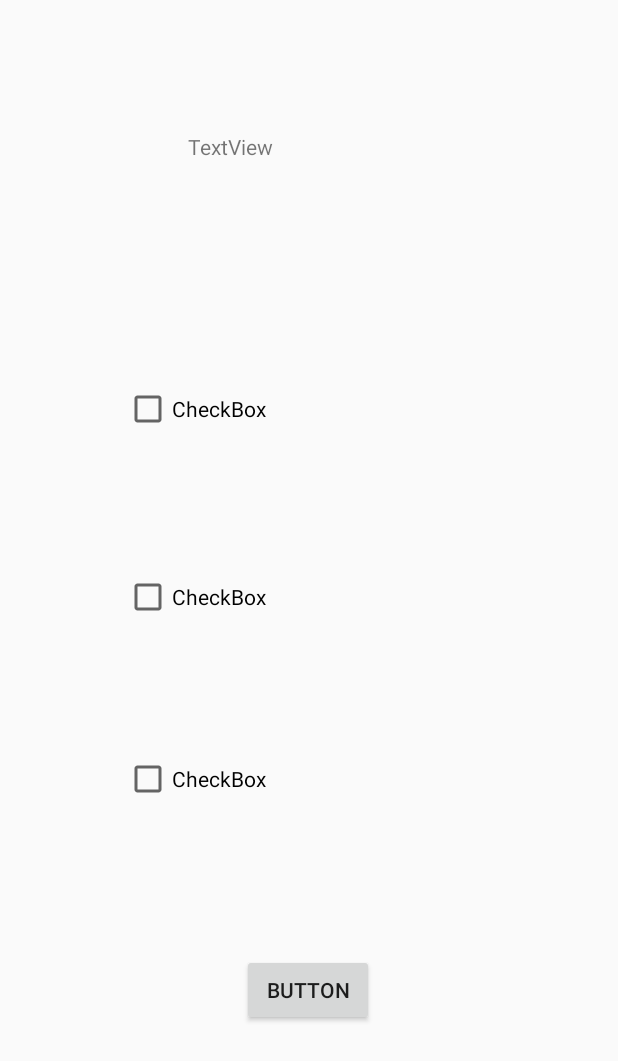
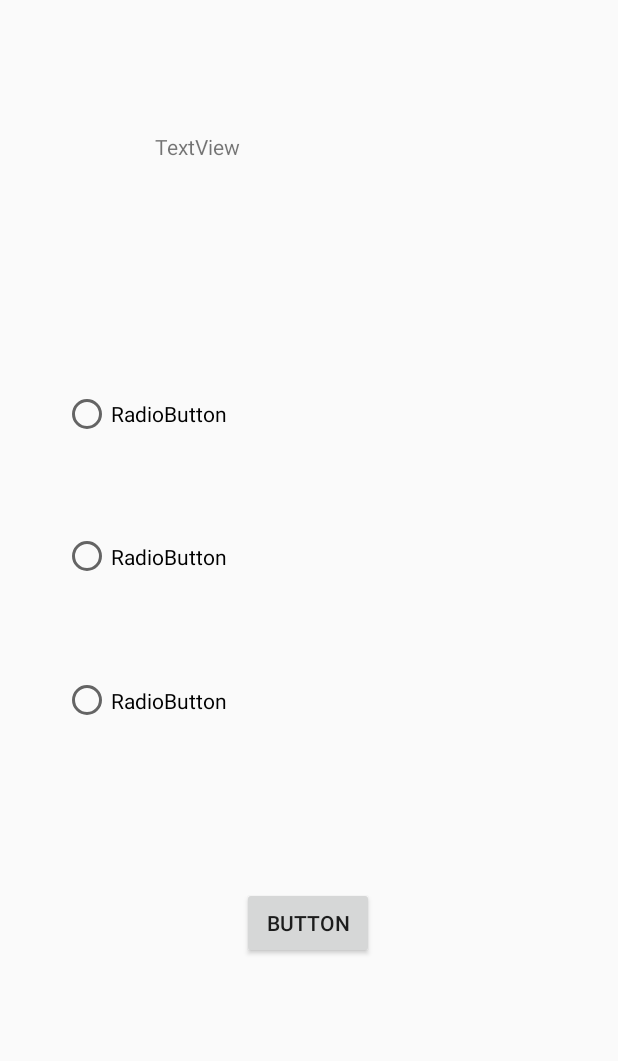
Before and after one commit to MikelPedro/Segunda-Entrega-DAS, an Android app: the JugarActivity screen opened directly, with no data from a screen before it, on a phone screen of 412 x 824 dp. Shown: the top 1061 px of the screen. Run offline under Robolectric (Android 15) with nearby library versions, the phone set to English and light mode, and no system bars.

Commit message:
Fragment con botones arreglado y avance en JugarActivity

```diff
--- a/app/src/main/java/com/example/primera_entrega_das/JugarActivity.java
+++ b/app/src/main/java/com/example/primera_entrega_das/JugarActivity.java
@@ -11,6 +11,8 @@ import android.util.Log;
 import android.view.LayoutInflater;
 import android.view.View;
 import android.view.ViewGroup;
+import android.widget.Button;
+import android.widget.RadioButton;
 import android.widget.TextView;
 
 import java.util.ArrayList;
@@ -19,8 +21,9 @@ import java.util.Random;
 
 public class JugarActivity extends AppCompatActivity {
 
-    private ArrayList<ModeloPregunta> listaPreguntasTemas;
+    protected ArrayList<ModeloPregunta> listaPreguntasTemas;
 
+    //Parte necesaria para fragments
     public static class HorizontalFragment extends Fragment {
         public View onCreateView(@NonNull LayoutInflater inflater,
                                  @Nullable ViewGroup container, @Nullable Bundle savedInstanceState) {
@@ -43,52 +46,33 @@ public class JugarActivity extends AppCompatActivity {
         super.setContentView(R.layout.activity_jugar);
 
         if (getResources().getConfiguration().orientation == Configuration.ORIENTATION_LANDSCAPE) {
-            // Cargar el Fragmento para pantallas grandes en modo horizontal
+            // Cargar el Fragmento en modo horizontal
             getSupportFragmentManager().beginTransaction()
                     .replace(R.id.elFragmento, new HorizontalFragment())
                     .commit();
         } else {
 
-            // Cargar el Fragmento para pantallas pequeñas en modo vertical
+            // Cargar el Fragment en modo vertical
             getSupportFragmentManager().beginTransaction()
                     .replace(R.id.elFragmento, new VerticalFragment())
                     .commit();
         }
 
-
-        Bundle extras = getIntent().getExtras();
-        if (extras != null) {
-            String tema = extras.getString("TemaJugar");
-
-            /*
-            OperacionesBD bd = new OperacionesBD(this,1);
-            listaPreguntasTemas = bd.obtenerPreguntaTema(tema);
-
-            // Indice aleatorio para obtener una pregunta aleatoria
-            Random random = new Random();
-            int iAleatorio = random.nextInt(listaPreguntasTemas.size());
-
-            // Manera de obtener la pregunta correspondiente al índice aleatorio
-            ModeloPregunta mPregunta = listaPreguntasTemas.get(iAleatorio);
-
-
-
-            Log.d("PREGUNTA SOBRE TEMA",listaPreguntasTemas.get(iAleatorio).getPregunta());
-            Log.d("PREGUNTA SOBRE TEMA",listaPreguntasTemas.get(iAleatorio).getRespuesta1());
-            Log.d("PREGUNTA SOBRE TEMA",listaPreguntasTemas.get(iAleatorio).getRespuesta2());
-            Log.d("PREGUNTA SOBRE TEMA",listaPreguntasTemas.get(iAleatorio).getRespuesta3());
-            Log.d("PREGUNTA SOBRE TEMA",listaPreguntasTemas.get(iAleatorio).getRespuestaCorrecta());
-            Log.d("PREGUNTA SOBRE TEMA", String.valueOf(listaPreguntasTemas.size()));
+        //Log.d("PREGUNTA SOBRE TEMA",listaPreguntasTemas.get(iAleatorio).getPregunta());
+        //Log.d("PREGUNTA SOBRE TEMA",listaPreguntasTemas.get(iAleatorio).getRespuesta1());
+        //Log.d("PREGUNTA SOBRE TEMA",listaPreguntasTemas.get(iAleatorio).getRespuesta2());
+        //Log.d("PREGUNTA SOBRE TEMA",listaPreguntasTemas.get(iAleatorio).getRespuesta3());
+        //Log.d("PREGUNTA SOBRE TEMA",listaPreguntasTemas.get(iAleatorio).getRespuestaCorrecta());
+        //Log.d("PREGUNTA SOBRE TEMA", String.valueOf(listaPreguntasTemas.size()));
         //Funciona
         // Habria que recorrer todas las preguntas, seleccionar una de manera aleatoria y mirar
         //la correcta
         //Guardar Pregunta en un fichero ?
 
-             */
     }
 
 
-    }
+
 
     @Override
     protected void onStart() {
@@ -96,8 +80,50 @@ public class JugarActivity extends AppCompatActivity {
 
         View frag = super.getSupportFragmentManager().findFragmentById(R.id.elFragmento).getView();
 
+        Bundle extras = getIntent().getExtras();
+        if (frag != null) {
+            RadioButton radioButtonR1 = frag.findViewById(R.id.radioButtonJugar1);
+            RadioButton radioButtonR2 = frag.findViewById(R.id.radioButtonJugar2);
+            RadioButton radioButtonR3 = frag.findViewById(R.id.radioButtonJugar3);
+            TextView textViewPregunta = frag.findViewById(R.id.textViewPreguntaJugar);
+            Button btnSigPregunta = frag.findViewById(R.id.botonSigPreg);
+
+            if (extras != null) {
+                String tema = extras.getString("TemaJugar");
+
+
+                OperacionesBD bd = new OperacionesBD(this, 1);
+                listaPreguntasTemas = bd.obtenerPreguntaTema(tema);
+
+                ModeloPregunta mPregunta = this.obtenerPreguntaLista(listaPreguntasTemas);
                 //puedes dar estilos, buscar botones, textviews etc
                 //bajar aqui lo de buscar para meter el texto en la checkbox
+
+                textViewPregunta.setText(mPregunta.getPregunta());
+                radioButtonR1.setText(mPregunta.getRespuesta1());
+                radioButtonR2.setText(mPregunta.getRespuesta2());
+                radioButtonR3.setText(mPregunta.getRespuesta3());
+
             }
 
+            //me falta que saque preguntas aleatorias de todos los temas
+            // y la verificacion de la pregunta y la noti
         }
+
+
+
+
+    }
+
+    //clase para obtener una pregunta aleatoria dada una lista cualquiera, ya sea en base a un tema o no.
+    public ModeloPregunta obtenerPreguntaLista(ArrayList<ModeloPregunta> listaPreguntas) {
+
+        Random random = new Random();
+        int iAleatorio = random.nextInt(listaPreguntas.size());
+
+        // Devolver la pregunta correspondiente al índice aleatorio
+        return listaPreguntas.get(iAleatorio);
+    }
+
+
+}
--- a/app/src/main/res/layout/activity_jugar_portrait.xml
+++ b/app/src/main/res/layout/activity_jugar_portrait.xml
@@ -1,35 +1,14 @@
 <?xml version="1.0" encoding="utf-8"?>
 <androidx.constraintlayout.widget.ConstraintLayout xmlns:android="http://schemas.android.com/apk/res/android"
+    xmlns:tools="http://schemas.android.com/tools"
     android:layout_width="match_parent"
     android:layout_height="match_parent"
     xmlns:app="http://schemas.android.com/apk/res-auto">
 
-    <CheckBox
-        android:id="@+id/checkBox"
-        android:layout_width="246dp"
-        android:layout_height="57dp"
-        android:layout_marginTop="68dp"
-        android:text="CheckBox"
-        app:layout_constraintEnd_toEndOf="parent"
-        app:layout_constraintHorizontal_bias="0.496"
-        app:layout_constraintStart_toStartOf="parent"
-        app:layout_constraintTop_toBottomOf="@+id/checkBox3" />
-
-    <CheckBox
-        android:id="@+id/checkBox1"
-        android:layout_width="246dp"
-        android:layout_height="57dp"
-        android:layout_marginTop="64dp"
-        android:text="CheckBox"
-        app:layout_constraintEnd_toEndOf="parent"
-        app:layout_constraintHorizontal_bias="0.496"
-        app:layout_constraintStart_toStartOf="parent"
-        app:layout_constraintTop_toBottomOf="@+id/checkBox" />
-
     <TextView
-        android:id="@+id/textView"
-        android:layout_width="160dp"
-        android:layout_height="56dp"
+        android:id="@+id/textViewPreguntaJugar"
+        android:layout_width="204dp"
+        android:layout_height="82dp"
         android:layout_marginTop="88dp"
         android:text="TextView"
         app:layout_constraintEnd_toEndOf="parent"
@@ -38,24 +17,42 @@
         app:layout_constraintTop_toTopOf="parent" />
 
     <Button
-        android:id="@+id/button6"
+        android:id="@+id/botonSigPreg"
         android:layout_width="wrap_content"
         android:layout_height="wrap_content"
-        android:layout_marginTop="88dp"
+        android:layout_marginTop="72dp"
         android:text="Button"
         app:layout_constraintEnd_toEndOf="parent"
         app:layout_constraintHorizontal_bias="0.498"
         app:layout_constraintStart_toStartOf="parent"
-        app:layout_constraintTop_toBottomOf="@+id/checkBox1" />
+        app:layout_constraintTop_toBottomOf="@+id/radioGroup2" />
 
-    <CheckBox
-        android:id="@+id/checkBox3"
-        android:layout_width="246dp"
-        android:layout_height="57dp"
-        android:layout_marginTop="100dp"
-        android:text="CheckBox"
+    <RadioGroup
+        android:id="@+id/radioGroup2"
+        android:layout_width="328dp"
+        android:layout_height="289dp"
+        android:layout_marginTop="60dp"
         app:layout_constraintEnd_toEndOf="parent"
-        app:layout_constraintHorizontal_bias="0.496"
         app:layout_constraintStart_toStartOf="parent"
-        app:layout_constraintTop_toBottomOf="@+id/textView" />
+        app:layout_constraintTop_toBottomOf="@+id/textViewPreguntaJugar">
+
+        <RadioButton
+            android:id="@+id/radioButtonJugar1"
+            android:layout_width="match_parent"
+            android:layout_height="92dp"
+            android:text="RadioButton" />
+
+        <RadioButton
+            android:id="@+id/radioButtonJugar2"
+            android:layout_width="match_parent"
+            android:layout_height="98dp"
+            android:text="RadioButton" />
+
+        <RadioButton
+            android:id="@+id/radioButtonJugar3"
+            android:layout_width="match_parent"
+            android:layout_height="94dp"
+            android:text="RadioButton" />
+    </RadioGroup>
+
 </androidx.constraintlayout.widget.ConstraintLayout>
```
Also changed, not shown: app/src/main/res/layout/activity_jugar_landscape.xml (+48 -44 lines), app/src/main/res/drawable/imagen_jugar.png (added). Lines whose indentation alone changed are shown as unchanged.
